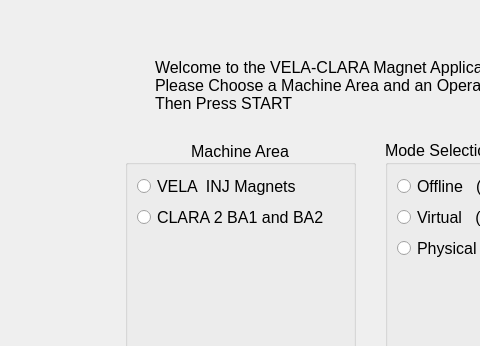
Before: the Qt Designer form Apps/MagnetApp/GUI/Ui_magnetAppStartup.ui in VELA-CLARA-software/Software, drawn with Qt 5; both pictures show x 195 to 675 and y 0 to 346 of the 1014 by 734 pixel window.
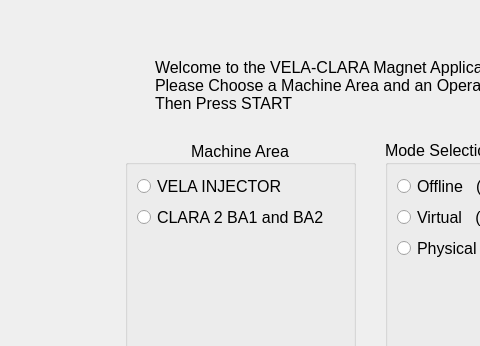
After: the same form once the commit is applied.

The edit to the form file:
```diff
--- a/Apps/MagnetApp/GUI/Ui_magnetAppStartup.ui
+++ b/Apps/MagnetApp/GUI/Ui_magnetAppStartup.ui
@@ -74,7 +74,7 @@
      <item>
       <widget class="QRadioButton" name="VELA_INJ">
        <property name="text">
-        <string>VELA  INJ Magnets</string>
+        <string>VELA INJECTOR</string>
        </property>
        <attribute name="buttonGroup">
         <string notr="true">machineAreaButtons</string>
```
Left out of the diff: 5 changed lines with no effect on the pictures.
